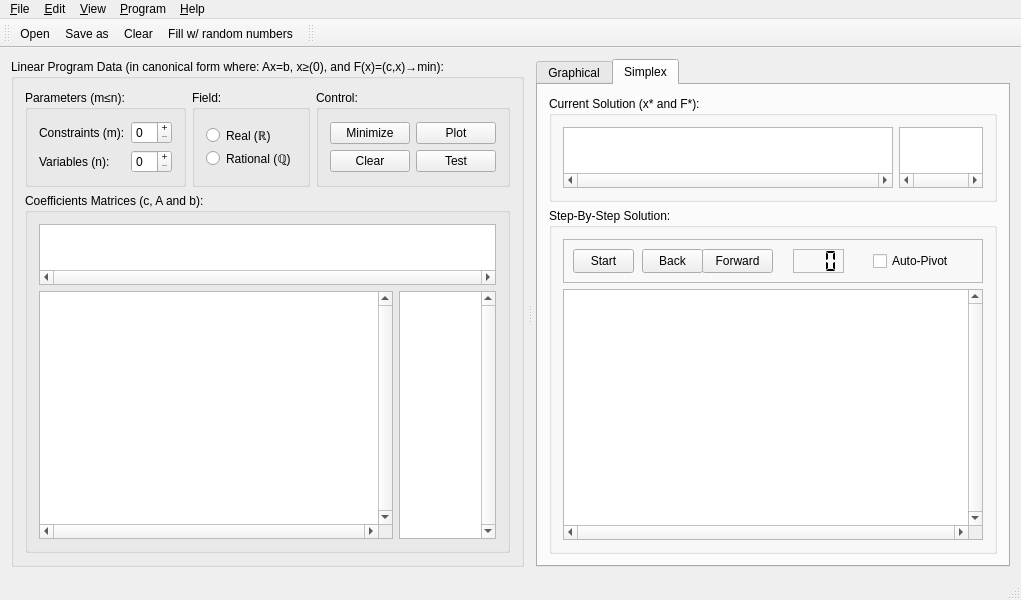
Qt form forms/mainwindow.ui (0x414c/linear-optimization-demo) before a commit.
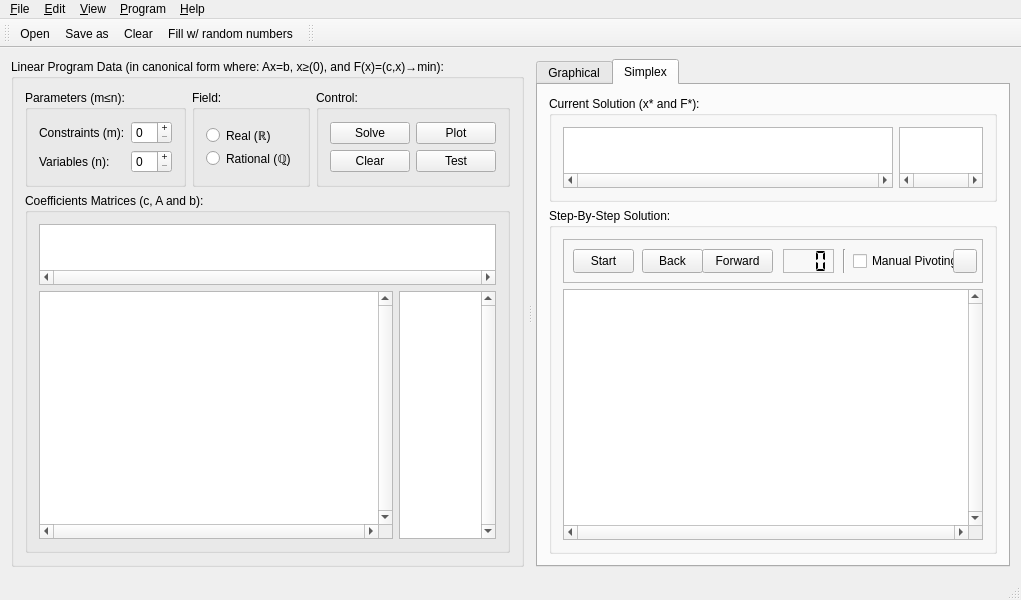
The same form after that commit. The open tabs and pages were chosen to show the change. Icons and pictures are not drawn. Custom widgets are drawn as their Qt base class.

```diff
--- a/forms/mainwindow.ui
+++ b/forms/mainwindow.ui
@@ -370,7 +370,7 @@
                     </sizepolicy>
                    </property>
                    <property name="text">
-                    <string>Minimize</string>
+                    <string>Solve</string>
                    </property>
                    <property name="icon">
                     <iconset>
@@ -737,7 +737,7 @@
                   <widget class="QLCDNumber" name="iterCountSimplexLcdNumber">
                    <property name="geometry">
                     <rect>
-                     <x>230</x>
+                     <x>220</x>
                      <y>10</y>
                      <width>51</width>
                      <height>24</height>
@@ -759,7 +759,7 @@
                   <widget class="QCheckBox" name="autoPivotSimplexCheckBox">
                    <property name="geometry">
                     <rect>
-                     <x>310</x>
+                     <x>290</x>
                      <y>10</y>
                      <width>101</width>
                      <height>24</height>
@@ -772,7 +772,20 @@
                     </sizepolicy>
                    </property>
                    <property name="text">
-                    <string>Auto-Pivot</string>
+                    <string>Manual Pivoting</string>
+                   </property>
+                  </widget>
+                  <widget class="QPushButton" name="simplex_pivotHintPushButton">
+                   <property name="geometry">
+                    <rect>
+                     <x>390</x>
+                     <y>10</y>
+                     <width>24</width>
+                     <height>24</height>
+                    </rect>
+                   </property>
+                   <property name="text">
+                    <string/>
                    </property>
                    <property name="icon">
                     <iconset>
@@ -780,6 +793,19 @@
                     </iconset>
                    </property>
                   </widget>
+                  <widget class="Line" name="line">
+                   <property name="geometry">
+                    <rect>
+                     <x>280</x>
+                     <y>10</y>
+                     <width>3</width>
+                     <height>24</height>
+                    </rect>
+                   </property>
+                   <property name="orientation">
+                    <enum>Qt::Vertical</enum>
+                   </property>
+                  </widget>
                  </widget>
                 </item>
                 <item row="1" column="0">
```
Left out of the diff: 57 changed lines with no effect on the pictures.
